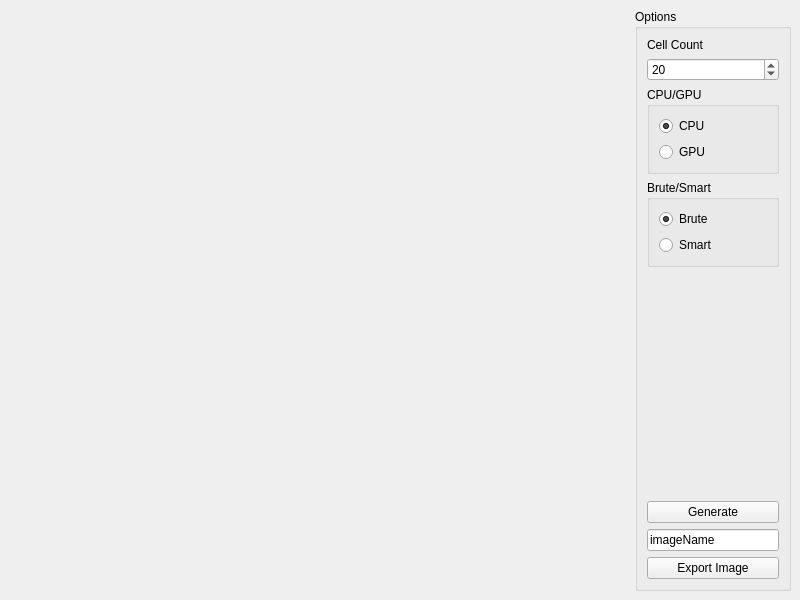
This is application/ui/mainwindow.ui in thoxey/parallelvoronoi as Qt 5 draws it before an edit. The edited form follows.
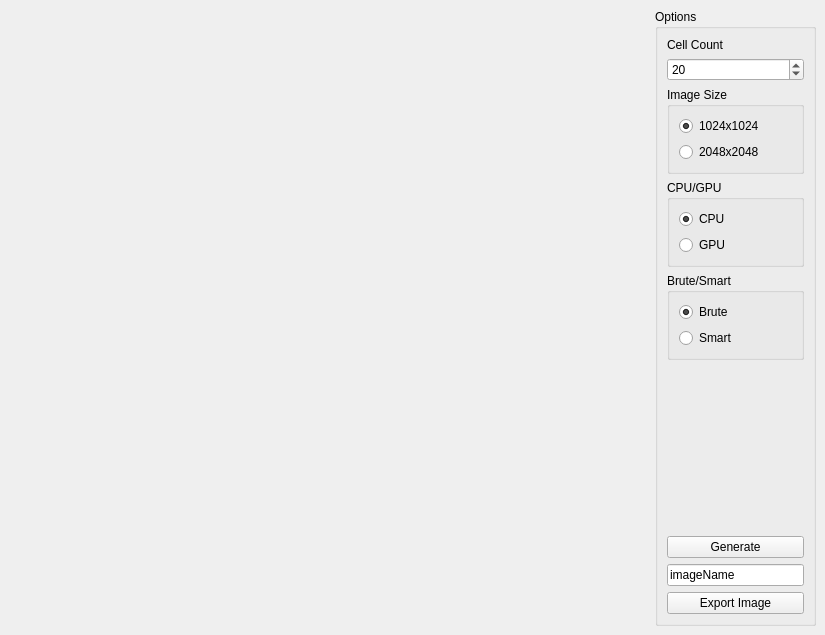
This is the edited form.

Patch:
```diff
--- a/application/ui/mainwindow.ui
+++ b/application/ui/mainwindow.ui
@@ -6,8 +6,8 @@
    <rect>
     <x>0</x>
     <y>0</y>
-    <width>800</width>
-    <height>600</height>
+    <width>825</width>
+    <height>635</height>
    </rect>
   </property>
   <property name="windowTitle">
@@ -93,6 +93,32 @@
          </property>
         </widget>
        </item>
+       <item>
+        <widget class="QGroupBox" name="groupBox_4">
+         <property name="title">
+          <string>Image Size</string>
+         </property>
+         <layout class="QVBoxLayout" name="verticalLayout_4">
+          <item>
+           <widget class="QRadioButton" name="optOneK">
+            <property name="text">
+             <string>1024x1024</string>
+            </property>
+            <property name="checked">
+             <bool>true</bool>
+            </property>
+           </widget>
+          </item>
+          <item>
+           <widget class="QRadioButton" name="optTwoK">
+            <property name="text">
+             <string>2048x2048</string>
+            </property>
+           </widget>
+          </item>
+         </layout>
+        </widget>
+       </item>
        <item>
         <widget class="QGroupBox" name="groupBox_2">
          <property name="title">
@@ -144,7 +170,7 @@
              <string>Smart</string>
             </property>
             <property name="checkable">
-             <bool>false</bool>
+             <bool>true</bool>
             </property>
            </widget>
           </item>
```
Left out of the diff: 2 changed lines with no effect on the pictures.
